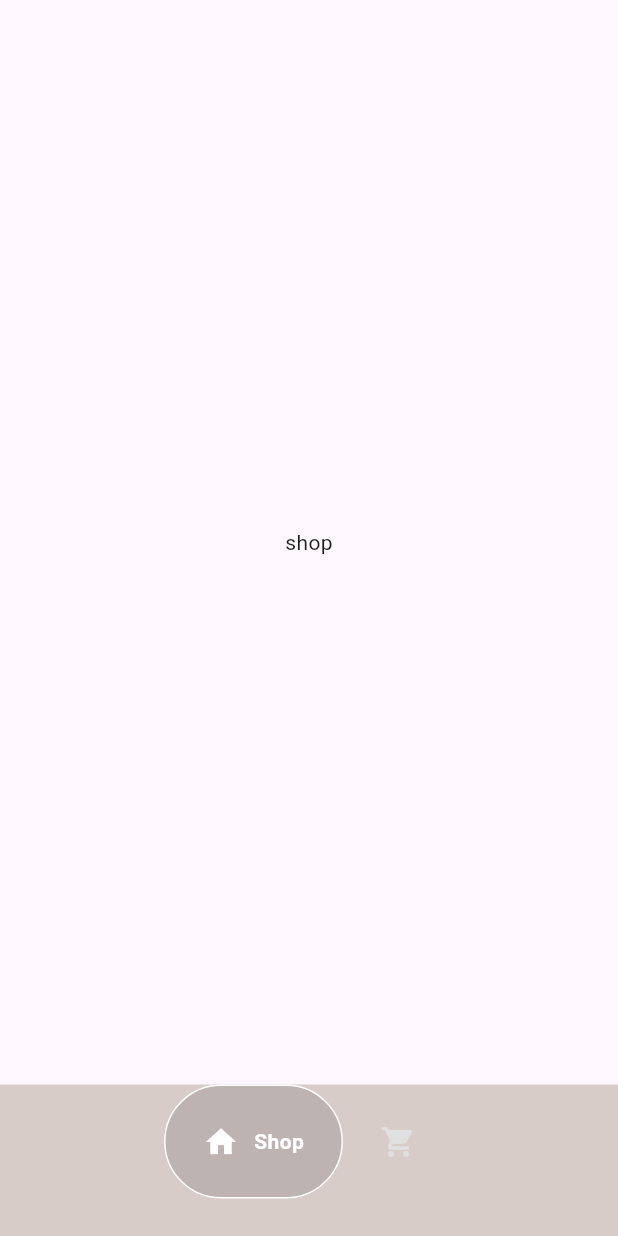
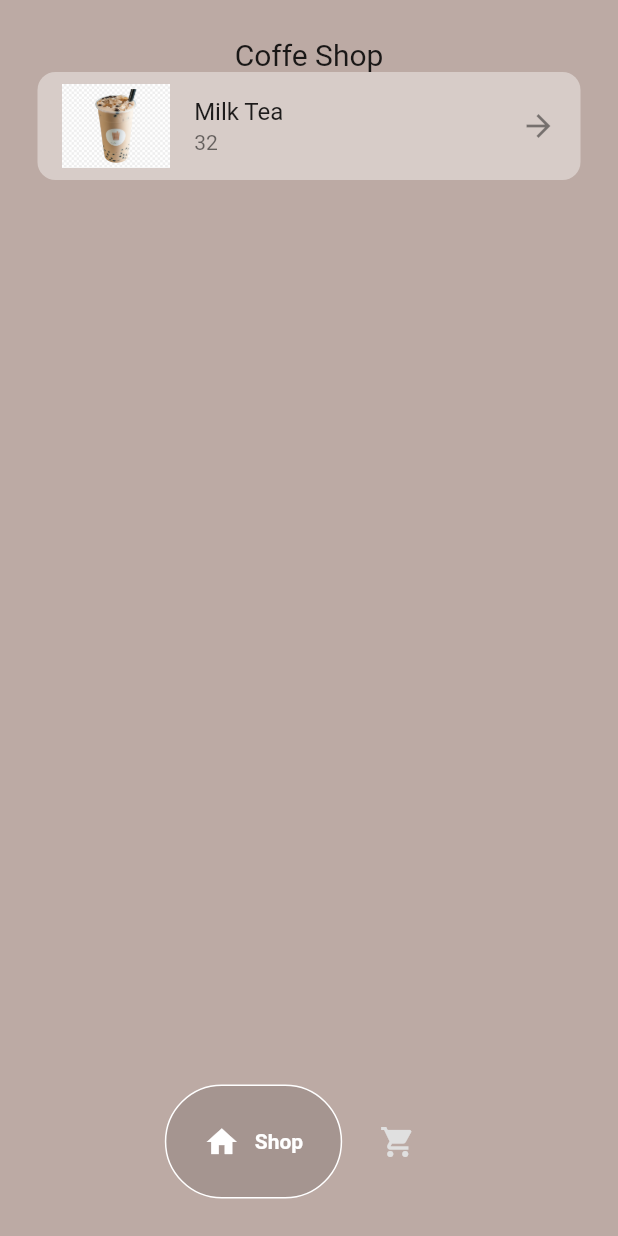
Before and after one commit to shahzeb2002/coffee_shop_ui, a Flutter app: the screen it shows after launch, on a phone screen of 412 x 824 dp. Run offline on Flutter 3.47's test engine with Material 3 defaults, Android fonts, the phone set to English and light mode, and no system bars; drawn by our look-alikes of google_nav_bar.

Commit message:
shop page and detail page

```diff
--- /dev/null
+++ b/lib/components/drinkTile.dart
@@ -0,0 +1,29 @@
+
+import 'package:coffee/models/drink.dart';
+import 'package:flutter/material.dart';
+
+class DrinkTile extends StatelessWidget {
+  void Function()? onTap;
+  final Drink drink;
+  DrinkTile({super.key,required this.drink,required this.onTap});
+
+  @override
+  Widget build(BuildContext context) {
+    return GestureDetector(
+      onTap:onTap ,
+      child: Container(
+        decoration: BoxDecoration(
+          color: Colors.brown.shade100,
+          borderRadius: BorderRadius.circular(12)
+        ),
+        child: ListTile(
+          title: Text(drink.name),
+          subtitle: Text(drink.price),
+          leading: Image.asset(drink.imagePath),
+          trailing: Icon(Icons.arrow_forward),
+
+        ),
+      ),
+    );
+  }
+}
--- a/lib/main.dart
+++ b/lib/main.dart
@@ -1,5 +1,7 @@
+import 'package:coffee/models/shop.dart';
 import 'package:coffee/pages/HomePage.dart';
 import 'package:flutter/material.dart';
+import 'package:provider/provider.dart';
 
 void main() {
   runApp(const MyApp());
@@ -11,9 +13,13 @@ class MyApp extends StatelessWidget {
   // This widget is the root of your application.
   @override
   Widget build(BuildContext context) {
-    return MaterialApp(
+    return ChangeNotifierProvider(create: (context) => BubbleTeaShop(),
+    builder: (context, child) => MaterialApp(
       debugShowCheckedModeBanner: false,
+
+      theme: ThemeData(primarySwatch: Colors.brown,useMaterial3: false),
       home: const Homepage(),
+    ),
     );
   }
 }
--- /dev/null
+++ b/lib/models/drink.dart
@@ -0,0 +1,9 @@
+
+
+class Drink{
+  final String name;
+  final String price;
+  final String imagePath;
+
+  Drink({required this.name,required this.price,required this.imagePath});
+}
--- /dev/null
+++ b/lib/models/shop.dart
@@ -0,0 +1,36 @@
+
+import 'package:coffee/models/drink.dart';
+import 'package:flutter/cupertino.dart';
+
+class BubbleTeaShop extends ChangeNotifier{
+  //list of drink for sales
+
+  final List<Drink> _shop=[
+    Drink(
+        name: 'Milk Tea',
+        price: '32',
+        imagePath: 'lib/images/milktea.png')
+  ];
+
+  //list of drink in cart
+  final List<Drink> _userCart=[];
+
+  //get drinks for sell
+
+  List<Drink> get shop =>_shop;
+
+  //get user cart
+  List<Drink> get cart => _userCart;
+
+  //add to cart
+  void addToCart(Drink drink){
+    _userCart.add(drink);
+    notifyListeners();
+  }
+
+  //remove from cart
+  void removeFromCart(Drink drink){
+    _userCart.remove(drink);
+    notifyListeners();
+  }
+}
--- a/lib/pages/HomePage.dart
+++ b/lib/pages/HomePage.dart
@@ -27,7 +27,7 @@ class _HomepageState extends State<Homepage> {
   @override
   Widget build(BuildContext context) {
     return Scaffold(
-      backgroundColor: Colors.brown.shade100 ,
+      backgroundColor: Colors.brown.shade200 ,
 
 
 
--- a/lib/pages/ShopPage.dart
+++ b/lib/pages/ShopPage.dart
@@ -1,4 +1,9 @@
+import 'package:coffee/components/drinkTile.dart';
+import 'package:coffee/models/drink.dart';
+import 'package:coffee/models/shop.dart';
+import 'package:coffee/pages/OrderPage.dart';
 import 'package:flutter/material.dart';
+import 'package:provider/provider.dart';
 
 class ShopPage extends StatefulWidget {
   const ShopPage({super.key});
@@ -8,10 +13,45 @@ class ShopPage extends StatefulWidget {
 }
 
 class _ShopPageState extends State<ShopPage> {
+  //got to oderder page
+  void goToOrderPage(Drink drink){
+    Navigator.push(context,
+        MaterialPageRoute(builder: (context) => Orderpage(drink: drink),));
+  }
+
+
+
   @override
   Widget build(BuildContext context) {
-    return Scaffold(
-      body: Center(child: Text('shop')),
-    );
+    return Consumer<BubbleTeaShop>(builder: (context, value, child) =>
+        Scaffold(
+        backgroundColor: Colors.brown.shade200 ,
+        body: SafeArea(
+          child: Padding(
+            padding: const EdgeInsets.all(25.0),
+            child: Column(
+              children: [
+                //heading
+                Text("Coffe Shop",style: TextStyle(fontSize: 20),),
+
+                //list of drinks
+                Expanded(child: ListView.builder(
+                  itemCount: value.shop.length,
+                    itemBuilder: (context, index) {
+                    //get individuak
+                      Drink individualDrink=value.shop[index];
+                      //return list
+                      return DrinkTile(drink: individualDrink,
+                        onTap: () => goToOrderPage(individualDrink),
+                      );
+                    }
+                ),
+                ),
+
+              ],
+            ),
+          ),
+        )
+    ),);
   }
 }
--- a/pubspec.yaml
+++ b/pubspec.yaml
@@ -35,6 +35,7 @@ dependencies:
   # Use with the CupertinoIcons class for iOS style icons.
   cupertino_icons: ^1.0.8
   google_nav_bar:
+  provider:
 
 dev_dependencies:
   flutter_test:
```
Also changed, not shown: lib/pages/OrderPage.dart (added, +126 -0 lines), pubspec.lock.
